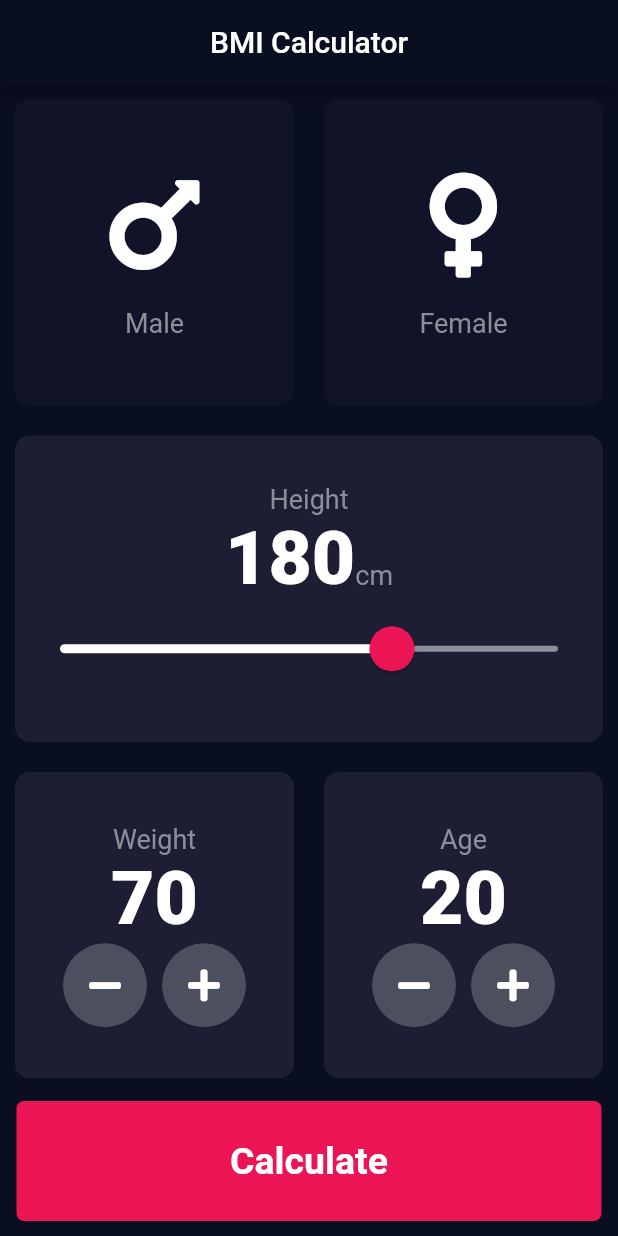
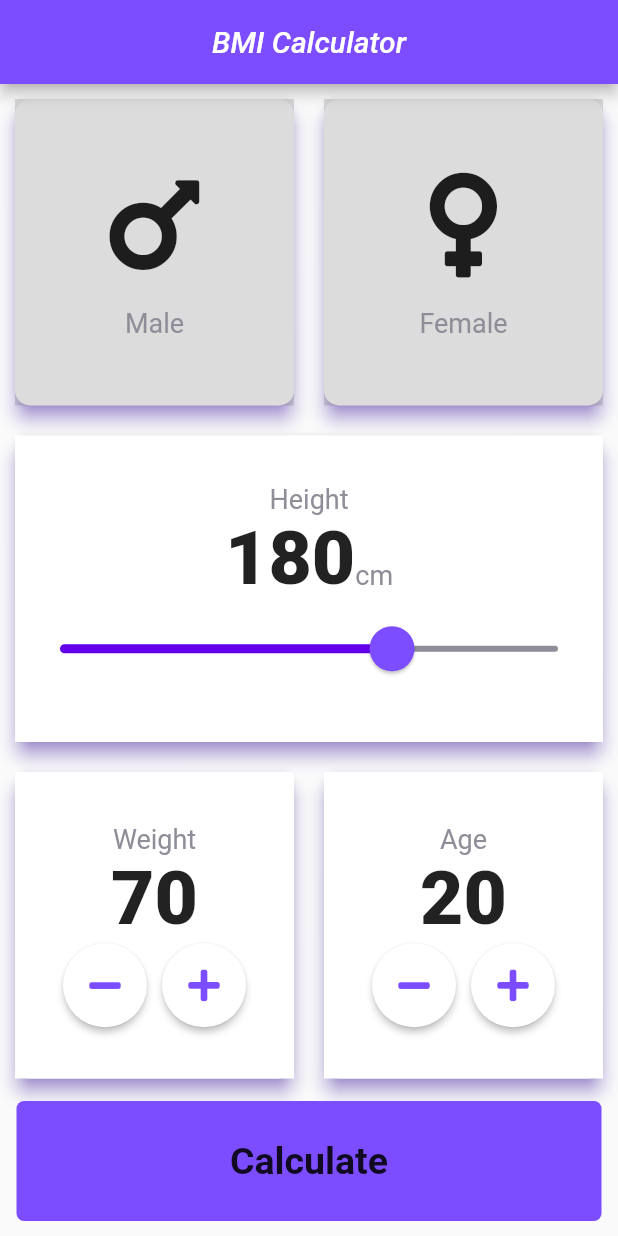
Before and after one commit to kamranjalil1006/bmi-calculator-flutter, a Flutter app: the screen it shows after launch, on a phone screen of 412 x 824 dp. Run offline on Flutter 3.47's test engine with Material 2 defaults, Android fonts, the phone set to English and light mode, and no system bars; our stand-ins replace font_awesome_flutter.

Commit message:
UI colors changed

```diff
--- a/lib/Components/my_bottom_bar.dart
+++ b/lib/Components/my_bottom_bar.dart
@@ -13,7 +13,7 @@ class MyBottomBar extends StatelessWidget {
       onTap: onPressed,
       child: Container(
         decoration: BoxDecoration(
-          color: Color(0xFFEB1555),
+          color: Colors.deepPurpleAccent,
           borderRadius: BorderRadius.circular(5),
         ),
         margin: EdgeInsets.all(5),
--- a/lib/Components/my_constants.dart
+++ b/lib/Components/my_constants.dart
@@ -1,14 +1,14 @@
 import 'package:flutter/material.dart';
 
 const double kBottomBarheight = 80;
-const Color kActiveColor = Color(0xFF1D1E33);
-const Color kInactiveColor = Color(0xFF111328);
+const Color kActiveColor = Colors.white;
+const Color kInactiveColor = Colors.black12;
 const kMyTextStyle = TextStyle(
   fontSize: 18,
   color: Color(0xFF8D8E98),
 );
 const kMyBoldTextStyle = TextStyle(fontSize: 50, fontWeight: FontWeight.w900);
 const kMyResultTextStyle = TextStyle(
-    fontSize: 22, color: Color(0xFF24D876), fontWeight: FontWeight.bold);
+    fontSize: 22, color: Colors.deepPurpleAccent, fontWeight: FontWeight.bold);
 const kMyBmiTextStyle = TextStyle(fontSize: 100, fontWeight: FontWeight.bold);
 const kMyBodyTextStyle = TextStyle(fontSize: 22.0);
--- a/lib/Components/my_custom_widgets.dart
+++ b/lib/Components/my_custom_widgets.dart
@@ -1,3 +1,4 @@
+import 'package:flutter/cupertino.dart';
 import 'package:flutter/material.dart';
 
 class ReuseableWidget extends StatelessWidget {
@@ -10,13 +11,17 @@ class ReuseableWidget extends StatelessWidget {
   Widget build(BuildContext context) {
     return GestureDetector(
       onTap: onPress,
-      child: Container(
-        decoration: BoxDecoration(
-          color: customColor,
+      child: Padding(
+        padding: EdgeInsets.all(10),
+        child: Material(
+          elevation: 5,
+          shadowColor: Colors.deepPurpleAccent,
           borderRadius: BorderRadius.circular(10.0),
+          child: Container(
+            color: customColor,
+            child: customchild,
+          ),
         ),
-        margin: EdgeInsets.all(10),
-        child: customchild,
       ),
     );
   }
--- a/lib/Components/my_round_icon_button.dart
+++ b/lib/Components/my_round_icon_button.dart
@@ -10,14 +10,13 @@ class MyRoundIconButton extends StatelessWidget {
         onPressed: () {
           onPressed();
         },
-      elevation: 0.0,
-      child: Icon(icon),
+        elevation: 2,
+        child: Icon(icon, color: Colors.deepPurpleAccent),
         constraints: BoxConstraints.tightFor(
           height: 56.0,
           width: 56.0,
         ),
         shape: CircleBorder(),
-      fillColor: Color(0xFF4C4F5E),
-    );
+        fillColor: Colors.white);
   }
 }
--- a/lib/Screens/input_page.dart
+++ b/lib/Screens/input_page.dart
@@ -24,10 +24,15 @@ class _InputPageState extends State<InputPage> {
 
   @override
   Widget build(BuildContext context) {
-    return Scaffold(
+    return SafeArea(
+      child: Scaffold(
         appBar: AppBar(
+          backgroundColor: Colors.deepPurpleAccent,
           title: Center(
-          child: Text('BMI Calculator'),
+            child: Text(
+              'BMI Calculator',
+              style: TextStyle(fontStyle: FontStyle.italic),
+            ),
           ),
         ),
         body: Container(
@@ -87,10 +92,10 @@ class _InputPageState extends State<InputPage> {
                       ),
                       SliderTheme(
                         data: SliderTheme.of(context).copyWith(
-                          activeTrackColor: Colors.white,
+                            activeTrackColor: Colors.deepPurpleAccent.shade700,
                             inactiveTrackColor: Color(0xFF8D8E98),
-                          thumbColor: Color(0xFFEB1555),
-                          overlayColor: Color(0x29EB1555),
+                            thumbColor: Colors.deepPurpleAccent,
+                            overlayColor: Color(0x299A32CD),
                             thumbShape:
                                 RoundSliderThumbShape(enabledThumbRadius: 15.0),
                             overlayShape:
@@ -210,6 +215,7 @@ class _InputPageState extends State<InputPage> {
             ],
           ),
         ),
+      ),
     );
   }
 }
--- a/lib/Screens/result_page.dart
+++ b/lib/Screens/result_page.dart
@@ -15,6 +15,7 @@ class ResultPage extends StatelessWidget {
     return SafeArea(
       child: Scaffold(
         appBar: AppBar(
+          backgroundColor: Colors.deepPurpleAccent,
           title: Text(
             'BMI Calculator',
           ),
--- a/lib/main.dart
+++ b/lib/main.dart
@@ -9,10 +9,7 @@ class BMICalculator extends StatelessWidget {
   @override
   Widget build(BuildContext context) {
     return MaterialApp(
-      theme: ThemeData.dark().copyWith(
-        primaryColor: Color(0xFF0A0E21),
-        scaffoldBackgroundColor: Color(0xFF0A0E21),
-      ),
+      theme: ThemeData.light(),
       home: InputPage(),
     );
   }
```
Also changed, not shown: pubspec.yaml (+0 -55 lines). Lines whose indentation alone changed are shown as unchanged.
